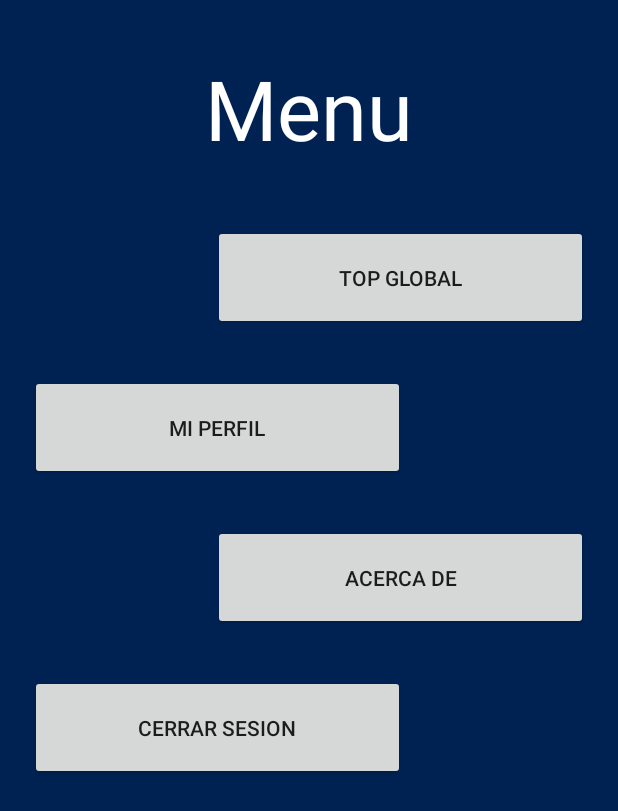
After one commit to Platinovan/ProyectoAppInventor, an Android app: the MenuOpciones screen opened directly, with no data from a screen before it, on a phone screen of 412 x 824 dp. The commit adds this screen. Shown: the top 811 px of the screen. Run offline under Robolectric (Android 15) with nearby library versions, the phone set to English and light mode, and no system bars; our stand-ins replace Firebase (no records; nobody signed in at launch, a user with empty details on screens opened directly).

Commit message:
Avance 29-11-21

```diff
--- a/app/src/main/AndroidManifest.xml
+++ b/app/src/main/AndroidManifest.xml
@@ -10,9 +10,12 @@
         android:supportsRtl="true"
         android:theme="@style/Theme.ProyectoAppInventor">
         <activity
+            android:name=".MenuOpciones"
+            android:exported="false" />
+        <activity
             android:name=".MainActivity"
             android:exported="false"
-            android:screenOrientation="sensorPortrait"/>
+            android:screenOrientation="sensorPortrait" />
         <activity
             android:name=".Login"
             android:exported="false"
@@ -27,6 +30,7 @@
             android:screenOrientation="sensorPortrait">
             <intent-filter>
                 <action android:name="android.intent.action.MAIN" />
+
                 <category android:name="android.intent.category.LAUNCHER" />
             </intent-filter>
         </activity>
--- a/app/src/main/java/com/tarea/proyectoappinventor/MenuInicio.java
+++ b/app/src/main/java/com/tarea/proyectoappinventor/MenuInicio.java
@@ -2,13 +2,12 @@ package com.tarea.proyectoappinventor;
 
 import androidx.appcompat.app.AppCompatActivity;
 import androidx.appcompat.widget.AppCompatButton;
-
 import android.content.Intent;
 import android.os.Bundle;
+import android.os.strictmode.WebViewMethodCalledOnWrongThreadViolation;
 import android.view.View;
 import android.view.Window;
 import android.widget.Toast;
-
 import com.google.firebase.auth.FirebaseAuth;
 import com.google.firebase.auth.FirebaseUser;
 
@@ -16,7 +15,8 @@ public class MenuInicio extends AppCompatActivity {
     //Declaracion de variables
     FirebaseAuth auth;
     FirebaseUser user;
-    AppCompatButton cerrar;
+    AppCompatButton opciones;
+    AppCompatButton Jugar;
 
     @Override
     protected void onCreate(Bundle savedInstanceState) {
@@ -28,13 +28,23 @@ public class MenuInicio extends AppCompatActivity {
         //Instanciacion de las variables declaradas
         auth = FirebaseAuth.getInstance();
         user = auth.getCurrentUser();
-        cerrar = findViewById(R.id.cerrarSesion);
+        opciones = findViewById(R.id.MasOpciones);
+        Jugar = findViewById(R.id.Jugar);
 
-        //cuando se presione el boton cerrar sesion
-        cerrar.setOnClickListener(new View.OnClickListener() {
+        //cuando se presione el boton Mas Opciones
+        opciones.setOnClickListener(new View.OnClickListener() {
             @Override
             public void onClick(View view) {
-                cerrarSesion();
+                Intent intent = new Intent(getApplicationContext(), MenuOpciones.class);
+                startActivity(intent);
+            }
+        });
+
+        //Inicia actividad del juego
+        Jugar.setOnClickListener(new View.OnClickListener() {
+            @Override
+            public void onClick(View view) {
+                Toast.makeText(getApplicationContext(), "Jugar", Toast.LENGTH_SHORT).show();
             }
         });
 
@@ -56,9 +66,4 @@ public class MenuInicio extends AppCompatActivity {
         }
     }
 
-    //Metodo para cerrar sesion
-    private void cerrarSesion(){
-        auth.signOut();
-        startActivity(new Intent(getApplicationContext(), MainActivity.class));
-    }
 }
--- /dev/null
+++ b/app/src/main/java/com/tarea/proyectoappinventor/MenuOpciones.java
@@ -0,0 +1,78 @@
+package com.tarea.proyectoappinventor;
+
+import androidx.appcompat.app.AppCompatActivity;
+import androidx.appcompat.widget.AppCompatButton;
+import android.content.Intent;
+import android.os.Bundle;
+import android.view.View;
+import android.view.Window;
+import android.widget.Toast;
+
+import com.google.firebase.auth.FirebaseAuth;
+import com.google.firebase.auth.FirebaseUser;
+
+public class MenuOpciones extends AppCompatActivity {
+    FirebaseAuth auth;
+    FirebaseUser user;
+    AppCompatButton cerrar;
+    AppCompatButton topGlobal;
+    AppCompatButton Perfil;
+    AppCompatButton Acercade;
+
+    @Override
+    protected void onCreate(Bundle savedInstanceState) {
+        super.onCreate(savedInstanceState);
+        requestWindowFeature(Window.FEATURE_NO_TITLE);
+        getSupportActionBar().hide();
+        setContentView(R.layout.activity_menu_opciones);
+
+        //Instanciacion de las variables declaradas
+        auth = FirebaseAuth.getInstance();
+        user = auth.getCurrentUser();
+        //Botones
+        cerrar = findViewById(R.id.cerrarSesion); //boton cerrar sesion
+        topGlobal = findViewById(R.id.TopGlobal); //boton top global
+        Perfil = findViewById(R.id.Perfil); //boton editar Perfil
+        Acercade = findViewById(R.id.Acerca); //boton Acerda de
+
+
+        //Top Global
+        topGlobal.setOnClickListener(new View.OnClickListener() {
+            @Override
+            public void onClick(View view) {
+                Toast.makeText(getApplicationContext(), "Top Global", Toast.LENGTH_SHORT).show();
+            }
+        });
+
+        //Editar Perfil
+        Perfil.setOnClickListener(new View.OnClickListener() {
+            @Override
+            public void onClick(View view) {
+                Toast.makeText(getApplicationContext(), "Editar Perfil", Toast.LENGTH_SHORT).show();
+            }
+        });
+
+        //Acerca de
+        Acercade.setOnClickListener(new View.OnClickListener() {
+            @Override
+            public void onClick(View view) {
+                Toast.makeText(getApplicationContext(), "Acerca de", Toast.LENGTH_SHORT).show();
+            }
+        });
+
+        //Cerrar sesion
+        cerrar.setOnClickListener(new View.OnClickListener() {
+            @Override
+            public void onClick(View view) {
+                cerrarSesion();
+            }
+        });
+
+    }
+
+    //Metodo para cerrar sesion
+    private void cerrarSesion(){
+        auth.signOut();
+        startActivity(new Intent(getApplicationContext(), MainActivity.class));
+    }
+}
--- /dev/null
+++ b/app/src/main/res/layout/activity_menu_opciones.xml
@@ -0,0 +1,60 @@
+<?xml version="1.0" encoding="utf-8"?>
+<RelativeLayout
+    xmlns:android="http://schemas.android.com/apk/res/android"
+    xmlns:app="http://schemas.android.com/apk/res-auto"
+    xmlns:tools="http://schemas.android.com/tools"
+    android:layout_width="match_parent"
+    android:layout_height="match_parent"
+    tools:context=".MenuOpciones"
+    android:background="@color/bgcolor">
+
+    <TextView
+        android:layout_width="match_parent"
+        android:layout_height="wrap_content"
+        android:text="Menu"
+        android:textColor="@color/white"
+        android:textSize="55sp"
+        android:textAlignment="center"
+        android:layout_marginTop="35sp"/>
+
+    <androidx.appcompat.widget.AppCompatButton
+        android:id="@+id/TopGlobal"
+        android:layout_width="250sp"
+        android:layout_height="70sp"
+        android:layout_alignParentEnd="true"
+        android:layout_marginRight="20sp"
+        android:layout_marginTop="150sp"
+        android:layout_centerHorizontal="true"
+        android:text="Top Global"/>
+
+    <androidx.appcompat.widget.AppCompatButton
+        android:id="@+id/Perfil"
+        android:layout_width="250sp"
+        android:layout_height="70sp"
+        android:layout_alignParentStart="true"
+        android:layout_marginLeft="20sp"
+        android:layout_marginTop="250sp"
+        android:layout_centerHorizontal="true"
+        android:text="Mi Perfil"/>
+
+    <androidx.appcompat.widget.AppCompatButton
+        android:id="@+id/Acerca"
+        android:layout_width="250sp"
+        android:layout_height="70sp"
+        android:layout_alignParentEnd="true"
+        android:layout_marginRight="20sp"
+        android:layout_marginTop="350sp"
+        android:layout_centerHorizontal="true"
+        android:text="Acerca de"/>
+
+    <androidx.appcompat.widget.AppCompatButton
+        android:id="@+id/cerrarSesion"
+        android:layout_width="250sp"
+        android:layout_height="70sp"
+        android:layout_alignParentStart="true"
+        android:layout_marginLeft="20sp"
+        android:layout_marginTop="450sp"
+        android:layout_centerHorizontal="true"
+        android:text="Cerrar Sesion"/>
+
+</RelativeLayout>
--- a/app/src/main/res/values/colors.xml
+++ b/app/src/main/res/values/colors.xml
@@ -11,4 +11,5 @@
     <color name='textcolor'>#C1C1C1</color>
     <color name='lightgray'>#AFAFAF</color>
     <color name='Registrobtn'>#4CAF50</color>
+    <color name='Botones'>#CD4444</color>
 </resources>
```
